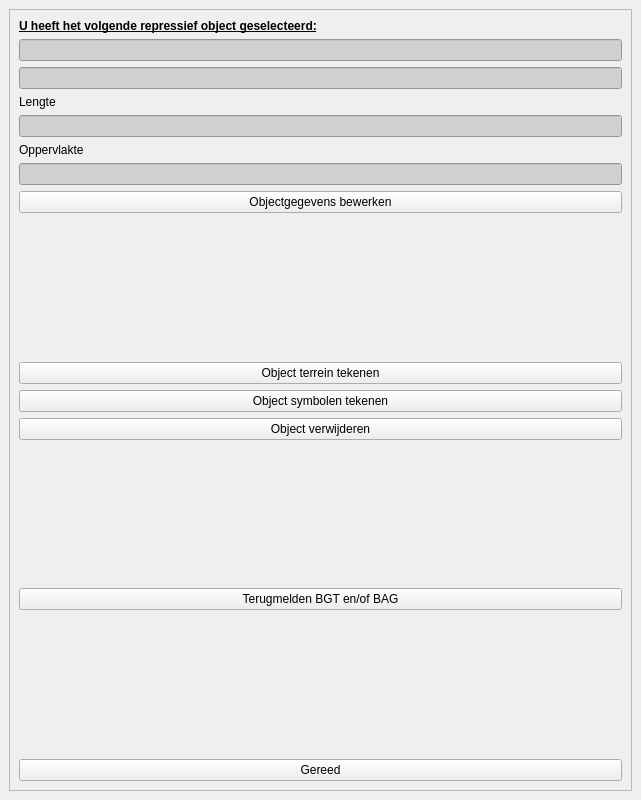
Before: the Qt Designer form plugin/oiv/oiv_repressief_object_widget.ui in Oostjoost/OIV_project-1, drawn with Qt 5.
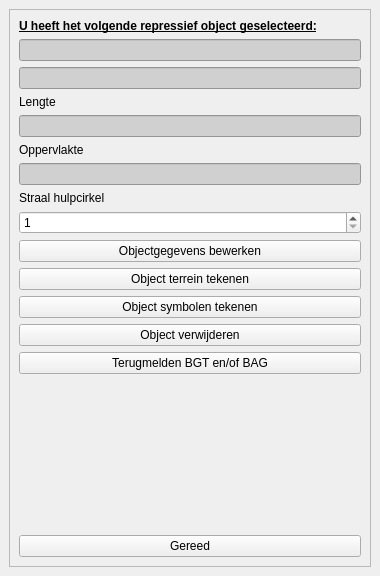
After: the same form once the commit is applied.

```diff
--- a/plugin/oiv/oiv_repressief_object_widget.ui
+++ b/plugin/oiv/oiv_repressief_object_widget.ui
@@ -6,8 +6,8 @@
    <rect>
     <x>0</x>
     <y>0</y>
-    <width>641</width>
-    <height>800</height>
+    <width>380</width>
+    <height>576</height>
    </rect>
   </property>
   <property name="sizePolicy">
@@ -34,8 +34,8 @@
         <rect>
          <x>0</x>
          <y>0</y>
-         <width>617</width>
-         <height>750</height>
+         <width>360</width>
+         <height>534</height>
         </rect>
        </property>
        <layout class="QVBoxLayout" name="verticalLayout">
@@ -114,6 +114,23 @@
             </property>
            </widget>
           </item>
+          <item>
+           <widget class="QLabel" name="straal_label">
+            <property name="text">
+             <string>Straal hulpcirkel</string>
+            </property>
+           </widget>
+          </item>
+          <item>
+           <widget class="QSpinBox" name="straal">
+            <property name="minimum">
+             <number>1</number>
+            </property>
+            <property name="maximum">
+             <number>1000</number>
+            </property>
+           </widget>
+          </item>
           <item>
            <widget class="QPushButton" name="objectgegevens">
             <property name="text">
@@ -121,19 +138,6 @@
             </property>
            </widget>
           </item>
-          <item>
-           <spacer name="verticalSpacer_3">
-            <property name="orientation">
-             <enum>Qt::Vertical</enum>
-            </property>
-            <property name="sizeHint" stdset="0">
-             <size>
-              <width>20</width>
-              <height>40</height>
-             </size>
-            </property>
-           </spacer>
-          </item>
           <item>
            <widget class="QPushButton" name="object_tekenen">
             <property name="text">
@@ -155,19 +159,6 @@
             </property>
            </widget>
           </item>
-          <item>
-           <spacer name="verticalSpacer_4">
-            <property name="orientation">
-             <enum>Qt::Vertical</enum>
-            </property>
-            <property name="sizeHint" stdset="0">
-             <size>
-              <width>20</width>
-              <height>40</height>
-             </size>
-            </property>
-           </spacer>
-          </item>
           <item>
            <widget class="QPushButton" name="terugmelden">
             <property name="text">
```
